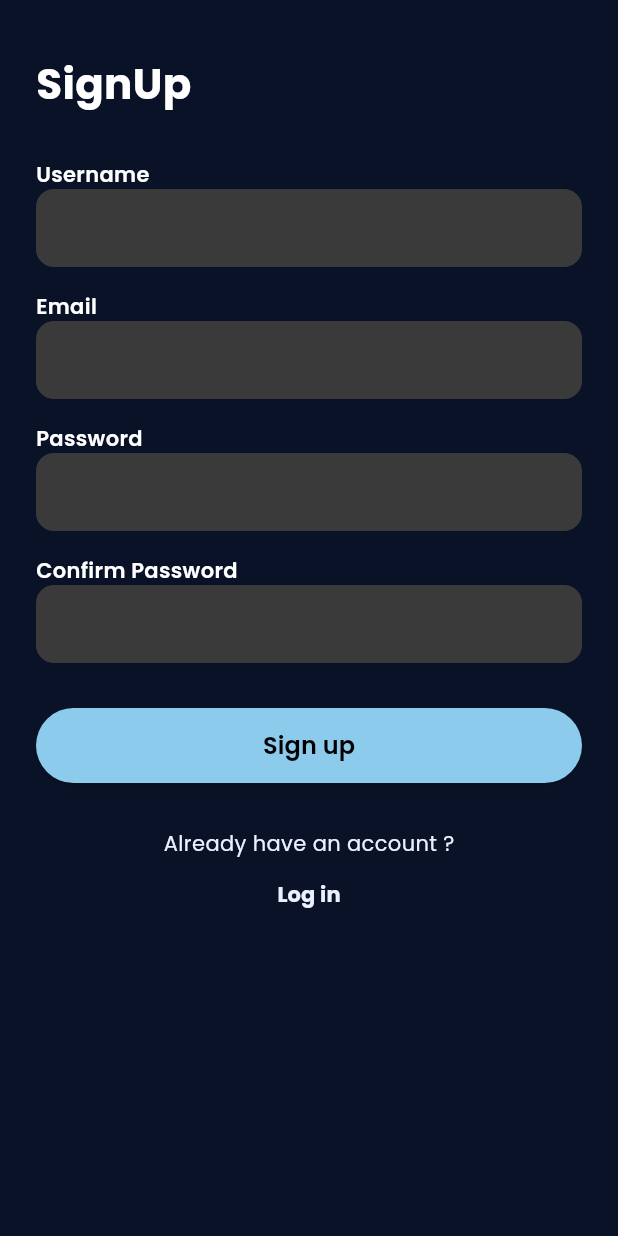
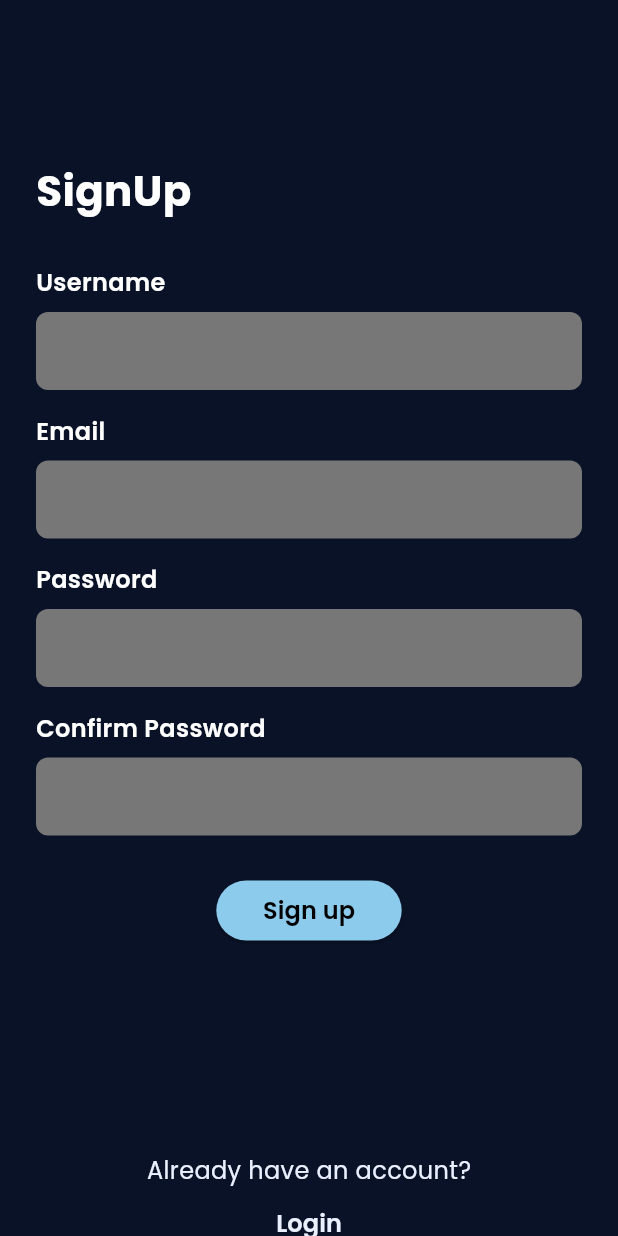
Before and after one commit to ashwinkn2004/Vybe, a Flutter app: the RegisterScreen screen opened directly, on a phone screen of 412 x 824 dp. Run offline on Flutter 3.47's test engine with Material 3 defaults, Android fonts, the light colour scheme and no system bars; our stand-ins replace cloud_firestore, firebase_auth, firebase_core, flutter_riverpod, google_sign_in, hive and 1 more; accounts and stored records are empty.

Commit message:
signup and login almost complete

```diff
--- a/lib/providers/auth_provider.dart
+++ b/lib/providers/auth_provider.dart
@@ -2,3 +2,4 @@ import 'package:flutter_riverpod/flutter_riverpod.dart';
 import '../services/auth_service.dart';
 
 final authServiceProvider = Provider<AuthService>((ref) => AuthService());
+final isSigningUpProvider = StateProvider<bool>((ref) => false);
--- a/lib/screens/registration_screen.dart
+++ b/lib/screens/registration_screen.dart
@@ -1,37 +1,82 @@
 import 'package:flutter/material.dart';
 import 'package:flutter_riverpod/flutter_riverpod.dart';
+import 'package:vybe/providers/auth_provider.dart';
+import 'package:vybe/screens/login_screen.dart';
+import 'package:vybe/screens/home_screen.dart';
 
-class RegisterScreen extends ConsumerWidget {
+class RegisterScreen extends ConsumerStatefulWidget {
   const RegisterScreen({super.key});
 
   @override
-  Widget build(BuildContext context, WidgetRef ref) {
+  ConsumerState<RegisterScreen> createState() => _RegisterScreenState();
+}
+
+class _RegisterScreenState extends ConsumerState<RegisterScreen> {
+  final usernameController = TextEditingController();
+  final emailController = TextEditingController();
+  final passwordController = TextEditingController();
+  final confirmPasswordController = TextEditingController();
+
+  @override
+  void dispose() {
+    usernameController.dispose();
+    emailController.dispose();
+    passwordController.dispose();
+    confirmPasswordController.dispose();
+    super.dispose();
+  }
+
+  @override
+  Widget build(BuildContext context) {
     return Scaffold(
       backgroundColor: const Color(0xFF091227),
-      body: SafeArea(
-        child: SingleChildScrollView(
+      body: SingleChildScrollView(
         padding: const EdgeInsets.symmetric(horizontal: 24, vertical: 36),
+        child: ConstrainedBox(
+          constraints: BoxConstraints(
+            minHeight:
+                MediaQuery.of(context).size.height -
+                MediaQuery.of(context).padding.top -
+                MediaQuery.of(context).padding.bottom,
+          ),
+          child: IntrinsicHeight(
             child: Column(
               crossAxisAlignment: CrossAxisAlignment.start,
               children: [
+                const Spacer(flex: 1),
                 _title("SignUp"),
                 const SizedBox(height: 30),
+
                 _label("Username"),
-              _inputField(),
+                const SizedBox(height: 8),
+                _inputField(controller: usernameController),
                 const SizedBox(height: 16),
+
                 _label("Email"),
-              _inputField(),
+                const SizedBox(height: 8),
+                _inputField(controller: emailController),
                 const SizedBox(height: 16),
+
                 _label("Password"),
-              _inputField(obscureText: true),
+                const SizedBox(height: 8),
+                _inputField(controller: passwordController, obscureText: true),
                 const SizedBox(height: 16),
+
                 _label("Confirm Password"),
-              _inputField(obscureText: true),
+                const SizedBox(height: 8),
+                _inputField(
+                  controller: confirmPasswordController,
+                  obscureText: true,
+                ),
                 const SizedBox(height: 30),
+
                 _signUpButton(context),
-              const SizedBox(height: 30),
+                const Spacer(flex: 2),
+
                 _bottomLoginText(context),
+                const SizedBox(height: 20),
               ],
+            ),
           ),
         ),
       ),
@@ -40,13 +85,16 @@ class RegisterScreen extends ConsumerWidget {
 
   // 📌 Title
   Widget _title(String text) {
-    return Text(
+    return Align(
+      alignment: Alignment.centerLeft,
+      child: Text(
         text,
         style: const TextStyle(
           fontFamily: 'Poppins',
           fontSize: 28,
           fontWeight: FontWeight.w700,
           color: Colors.white,
+        ),
       ),
     );
   }
@@ -57,7 +105,7 @@ class RegisterScreen extends ConsumerWidget {
       text,
       style: const TextStyle(
         fontFamily: 'Poppins',
-        fontSize: 14,
+        fontSize: 16,
         fontWeight: FontWeight.w600,
         color: Colors.white,
       ),
@@ -65,15 +113,20 @@ class RegisterScreen extends ConsumerWidget {
   }
 
   // 🔤 Input Field
-  Widget _inputField({bool obscureText = false}) {
+  Widget _inputField({
+    bool obscureText = false,
+    required TextEditingController controller,
+  }) {
     return TextField(
+      controller: controller,
       obscureText: obscureText,
+      cursorColor: const Color(0xFF8DCBEC),
       style: const TextStyle(color: Colors.white, fontFamily: 'Poppins'),
       decoration: InputDecoration(
         filled: true,
-        fillColor: const Color(0xFF3A3A3A),
+        fillColor: const Color(0xFF777777),
         border: OutlineInputBorder(
-          borderRadius: BorderRadius.circular(12),
+          borderRadius: BorderRadius.circular(8),
           borderSide: BorderSide.none,
         ),
         contentPadding: const EdgeInsets.symmetric(
@@ -86,20 +139,30 @@ class RegisterScreen extends ConsumerWidget {
 
   // ✅ Sign Up Button
   Widget _signUpButton(BuildContext context) {
-    return SizedBox(
-      width: double.infinity,
-      height: 50,
+    final isLoading = ref.watch(isSigningUpProvider);
+
+    return Center(
+      child: SizedBox(
+        width: MediaQuery.of(context).size.width * 0.3,
+        height: 40,
         child: ElevatedButton(
-        onPressed: () {
-          // Handle sign-up logic
-        },
+          onPressed: isLoading ? null : () => _registerUser(context),
           style: ElevatedButton.styleFrom(
             backgroundColor: const Color(0xFF8DCBEC),
             shape: RoundedRectangleBorder(
               borderRadius: BorderRadius.circular(25),
             ),
           ),
-        child: const Text(
+          child: isLoading
+              ? const SizedBox(
+                  width: 24,
+                  height: 24,
+                  child: CircularProgressIndicator(
+                    color: Color(0xFF091227), // matches your theme
+                    strokeWidth: 2.5,
+                  ),
+                )
+              : const Text(
                   "Sign up",
                   style: TextStyle(
                     fontFamily: 'Poppins',
@@ -109,31 +172,36 @@ class RegisterScreen extends ConsumerWidget {
                   ),
                 ),
         ),
+      ),
     );
   }
 
-  // ⬇️ Already have an account? Log in
+  // ⬇️ Already have an account? Login
   Widget _bottomLoginText(BuildContext context) {
     return Center(
       child: Column(
         children: [
           const Text(
-            "Already have an account ?",
+            "Already have an account?",
             style: TextStyle(
               fontFamily: 'Poppins',
+              fontSize: 16,
               color: Color(0xFFEAF0FF),
-              fontSize: 14,
             ),
           ),
           TextButton(
             onPressed: () {
-              // Navigate to login screen
+              Navigator.pushReplacement(
+                context,
+                MaterialPageRoute(builder: (_) => const LoginScreen()),
+              );
             },
             child: const Text(
-              "Log in",
+              "Login",
               style: TextStyle(
                 fontFamily: 'Poppins',
-                fontWeight: FontWeight.w700,
+                fontSize: 16,
+                fontWeight: FontWeight.w600,
                 color: Color(0xFFEAF0FF),
               ),
             ),
@@ -142,4 +210,62 @@ class RegisterScreen extends ConsumerWidget {
       ),
     );
   }
+
+  // 🧠 Sign-Up Logic
+  Future<void> _registerUser(BuildContext context) async {
+    final username = usernameController.text.trim();
+    final email = emailController.text.trim();
+    final password = passwordController.text;
+    final confirmPassword = confirmPasswordController.text;
+
+    if (username.isEmpty ||
+        email.isEmpty ||
+        password.isEmpty ||
+        confirmPassword.isEmpty) {
+      _showError(context, 'Please fill in all fields');
+      return;
     }
+
+    if (!RegExp(r'^[\w-\.]+@([\w-]+\.)+[\w-]{2,4}$').hasMatch(email)) {
+      _showError(context, 'Invalid email format');
+      return;
+    }
+
+    if (password.length < 6) {
+      _showError(context, 'Password must be at least 6 characters');
+      return;
+    }
+
+    if (password != confirmPassword) {
+      _showError(context, 'Passwords do not match');
+      return;
+    }
+
+    final auth = ref.read(authServiceProvider);
+    try {
+      final result = await auth.signUpWithEmailPassword(
+        username: username,
+        email: email,
+        password: password,
+      );
+
+      if (result != null) {
+        ScaffoldMessenger.of(context).showSnackBar(
+          const SnackBar(content: Text('Account created successfully')),
+        );
+        Navigator.pushReplacement(
+          context,
+          MaterialPageRoute(builder: (_) => const HomeScreen()),
+        );
+      }
+    } catch (e) {
+      _showError(context, e.toString());
+    }
+  }
+
+  void _showError(BuildContext context, String message) {
+    ScaffoldMessenger.of(
+      context,
+    ).showSnackBar(SnackBar(content: Text(message)));
+  }
+}
--- a/lib/screens/splash_screen.dart
+++ b/lib/screens/splash_screen.dart
@@ -1,7 +1,7 @@
 import 'package:flutter/material.dart';
 import 'package:flutter_riverpod/flutter_riverpod.dart';
 import 'package:vybe/providers/auth_provider.dart';
-import 'package:vybe/screens/registration_screen.dart';
+import 'package:vybe/screens/home_screen.dart';
 import 'package:vybe/screens/signup_screen.dart';
 
 class SplashScreen extends ConsumerStatefulWidget {
@@ -28,7 +28,7 @@ class _SplashScreenState extends ConsumerState<SplashScreen> {
     Navigator.pushReplacement(
       context,
       MaterialPageRoute(
-        builder: (_) => isLoggedIn ? const RegisterScreen() : const SignUpScreen(),
+        builder: (_) => isLoggedIn ? const HomeScreen() : const SignUpScreen(),
       ),
     );
   }
--- a/pubspec.yaml
+++ b/pubspec.yaml
@@ -40,6 +40,7 @@ dependencies:
   hive_flutter: ^1.1.0
   firebase_auth: ^5.6.0
   google_sign_in: ^6.3.0
+  cloud_firestore: ^5.6.9
 
 dev_dependencies:
   flutter_test:
```
Also changed, not shown: lib/controllers/registration_controller.dart (added, +63 -0 lines), lib/screens/home_screen.dart (added, +62 -0 lines), lib/screens/login_screen.dart (added, +207 -0 lines), lib/screens/signup_screen.dart (+27 -14 lines), lib/services/auth_service.dart (+56 -2 lines), pubspec.lock, 1 other file. Lines whose indentation alone changed are shown as unchanged.
